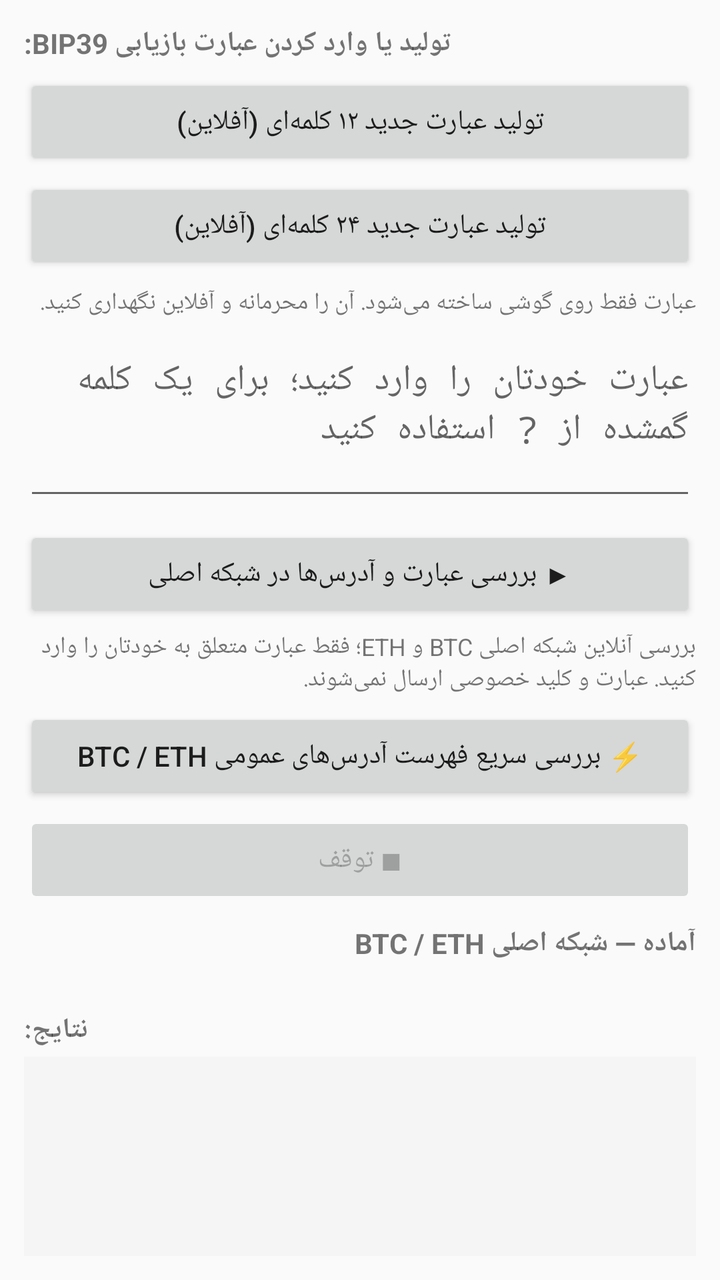
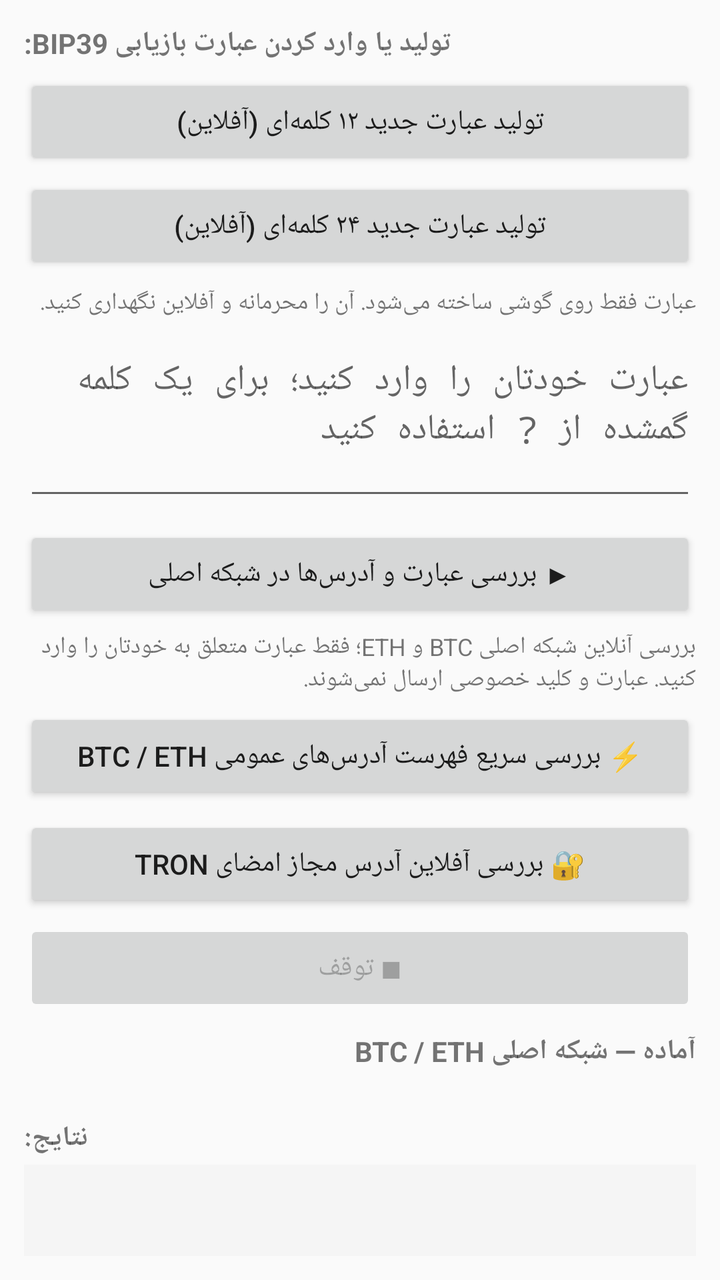

Compare the two renders of this Android layout. The source of the first and the diff that turns it into the second are given below.
<!-- AndroidManifest.xml: application theme Theme.AppCompat.Light.NoActionBar -->
<!-- res/layout/activity_main.xml -->
<?xml version="1.0" encoding="utf-8"?>
<LinearLayout xmlns:android="http://schemas.android.com/apk/res/android"
    android:layout_width="match_parent"
    android:layout_height="match_parent"
    android:orientation="vertical"
    android:padding="12dp">

    <LinearLayout
        android:layout_width="match_parent"
        android:layout_height="0dp"
        android:layout_weight="1"
        android:orientation="vertical">

        <TextView
            android:layout_width="wrap_content"
            android:layout_height="wrap_content"
            android:text="تولید یا وارد کردن عبارت بازیابی BIP39:"
            android:textStyle="bold" />

        <Button
            android:id="@+id/generate12Btn"
            android:layout_width="match_parent"
            android:layout_height="wrap_content"
            android:layout_marginTop="6dp"
            android:text="تولید عبارت جدید ۱۲ کلمه‌ای (آفلاین)" />

        <Button
            android:id="@+id/generate24Btn"
            android:layout_width="match_parent"
            android:layout_height="wrap_content"
            android:layout_marginTop="4dp"
            android:text="تولید عبارت جدید ۲۴ کلمه‌ای (آفلاین)" />

        <TextView
            android:layout_width="match_parent"
            android:layout_height="wrap_content"
            android:layout_marginTop="6dp"
            android:text="عبارت فقط روی گوشی ساخته می‌شود. آن را محرمانه و آفلاین نگهداری کنید."
            android:textSize="12sp" />

        <EditText
            android:id="@+id/inputText"
            android:layout_width="match_parent"
            android:layout_height="wrap_content"
            android:minLines="3"
            android:gravity="top|start"
            android:fontFamily="monospace"
            android:inputType="textMultiLine|textNoSuggestions"
            android:layout_marginTop="8dp"
            android:hint="عبارت خودتان را وارد کنید؛ برای یک کلمه گمشده از ? استفاده کنید" />

        <Button
            android:id="@+id/startBtn"
            android:layout_width="match_parent"
            android:layout_height="wrap_content"
            android:layout_marginTop="8dp"
            android:text="▶ بررسی عبارت و آدرس‌ها در شبکه اصلی" />

        <TextView
            android:layout_width="match_parent"
            android:layout_height="wrap_content"
            android:layout_marginTop="4dp"
            android:text="بررسی آنلاین شبکه اصلی BTC و ETH؛ فقط عبارت متعلق به خودتان را وارد کنید. عبارت و کلید خصوصی ارسال نمی‌شوند."
            android:textSize="12sp" />

        <Button
            android:id="@+id/publicAddressBtn"
            android:layout_width="match_parent"
            android:layout_height="wrap_content"
            android:layout_marginTop="6dp"
            android:text="⚡ بررسی سریع فهرست آدرس‌های عمومی BTC / ETH" />

        <Button
            android:id="@+id/stopBtn"
            android:layout_width="match_parent"
            android:layout_height="wrap_content"
            android:text="■ توقف"
            android:enabled="false"
            android:layout_marginTop="4dp" />

        <TextView
            android:id="@+id/statusText"
            android:layout_width="match_parent"
            android:layout_height="wrap_content"
            android:text="آماده — شبکه اصلی BTC / ETH"
            android:paddingTop="8dp"
            android:textStyle="bold" />

        <TextView
            android:id="@+id/speedText"
            android:layout_width="match_parent"
            android:layout_height="wrap_content"
            android:text=" "
            android:textSize="12sp"
            android:textColor="#666" />

        <TextView
            android:layout_width="wrap_content"
            android:layout_height="wrap_content"
            android:text="نتایج:"
            android:textStyle="bold"
            android:layout_marginTop="8dp" />

        <ScrollView
            android:id="@+id/outputScroll"
            android:layout_width="match_parent"
            android:layout_height="0dp"
            android:layout_weight="1"
            android:layout_marginTop="4dp"
            android:background="#F5F5F5"
            android:padding="8dp"
            android:scrollbars="vertical"
            android:fadeScrollbars="false"
            android:scrollbarFadeDuration="0"
            android:scrollbarSize="8dp"
            android:scrollbarStyle="insideInset"
            android:scrollbarAlwaysDrawVerticalTrack="true">

            <TextView
                android:id="@+id/outputText"
                android:layout_width="match_parent"
                android:layout_height="wrap_content"
                android:fontFamily="monospace"
                android:textIsSelectable="true"
                android:textSize="13sp" />
        </ScrollView>
    </LinearLayout>
</LinearLayout>
<!-- resources referenced by this layout -->
<resources>

</resources>

<!-- the commit's change to res/layout/activity_main.xml (unified diff, before → after) -->
@@ -71,6 +71,13 @@
             android:text="⚡ بررسی سریع فهرست آدرس‌های عمومی BTC / ETH" />
 
         <Button
+            android:id="@+id/tronPermissionBtn"
+            android:layout_width="match_parent"
+            android:layout_height="wrap_content"
+            android:layout_marginTop="6dp"
+            android:text="🔐 بررسی آفلاین آدرس مجاز امضای TRON" />
+
+        <Button
             android:id="@+id/stopBtn"
             android:layout_width="match_parent"
             android:layout_height="wrap_content"
